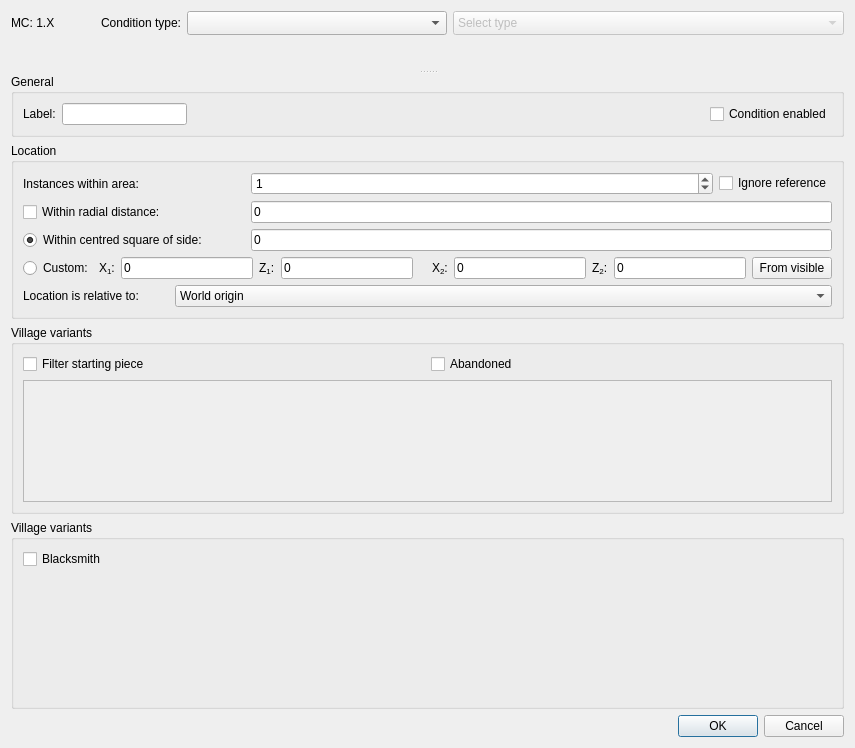
Above: src/conditiondialog.ui from FragrantResult186/cubiomes-viewer-bedrock before the change. Below: the same form after it.
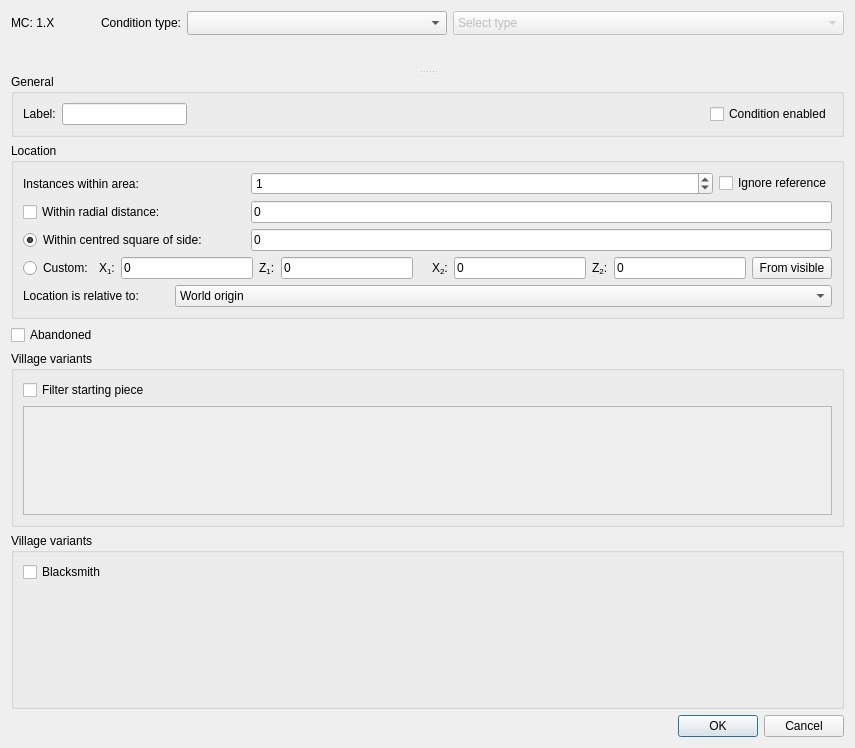
That is the form after the change. The open tabs and pages were chosen to show the change. Icons and pictures are not drawn. Custom widgets are drawn as their Qt base class.

What changed in the file:
```diff
--- a/src/conditiondialog.ui
+++ b/src/conditiondialog.ui
@@ -1685,6 +1685,16 @@
             <number>0</number>
            </property>
            <item row="0" column="0">
+            <widget class="QCheckBox" name="checkAbandoned">
+             <property name="text">
+              <string>Abandoned</string>
+             </property>
+             <property name="tristate">
+              <bool>true</bool>
+             </property>
+            </widget>
+           </item>
+           <item row="1" column="0">
             <widget class="QGroupBox" name="groupBoxVillage">
              <property name="title">
               <string>Village variants</string>
@@ -1700,16 +1710,7 @@
                 </property>
                </widget>
               </item>
-              <item row="0" column="1">
-               <widget class="QCheckBox" name="checkAbandoned">
-                <property name="text">
-                 <string>Abandoned</string>
-                </property>
-                <property name="tristate">
-                 <bool>true</bool>
-                </property>
-               </widget>
-              </item>
+
               <item row="1" column="0" colspan="2">
                <widget class="QScrollArea" name="scrollVillagePieces">
                 <property name="widgetResizable">
@@ -1727,7 +1728,7 @@
              </layout>
             </widget>
            </item>
-           <item row="1" column="0">
+           <item row="2" column="0">
             <widget class="QGroupBox" name="groupBoxHouseList">
              <property name="title">
               <string>Village variants</string>
```
